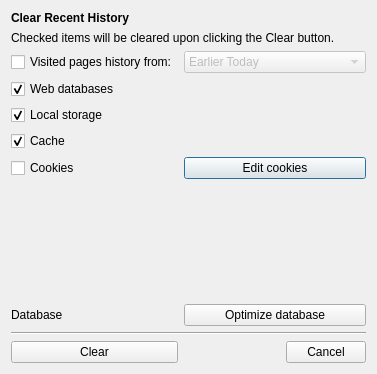
Qt form src/lib/other/clearprivatedata.ui (QupZilla/qupzilla) before a commit.
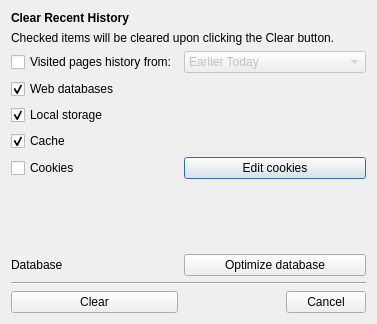
The same form after that commit. Icons and pictures are not drawn.

Commit message: ClearRecentHistory: Remove icon

What changed in the file:
```diff
--- a/src/lib/other/clearprivatedata.ui
+++ b/src/lib/other/clearprivatedata.ui
@@ -7,7 +7,7 @@
     <x>0</x>
     <y>0</y>
     <width>377</width>
-    <height>374</height>
+    <height>324</height>
    </rect>
   </property>
   <property name="windowTitle">
```
Left out of the diff: 20 changed lines with no effect on the pictures.
